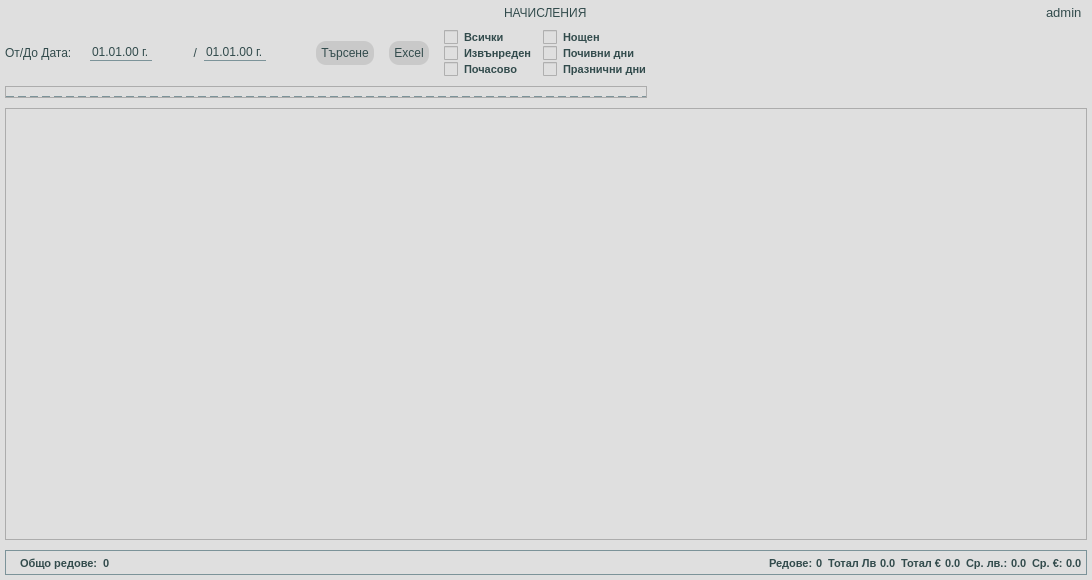
DevilPhp/WorkSalary.v01, file app/ui/widgets/customPaymentsWidget.ui: the form before one commit.
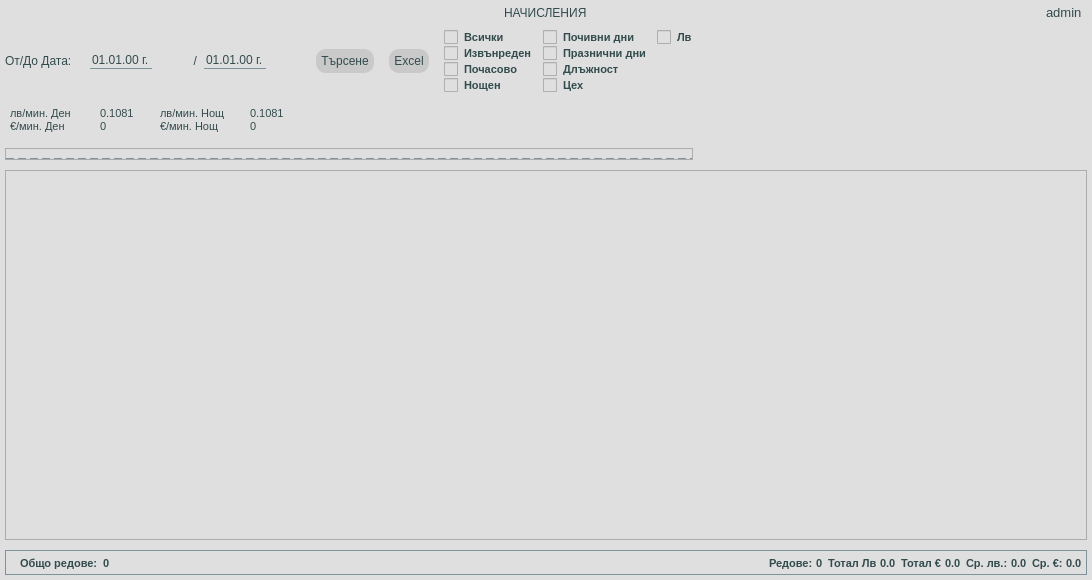
The form after the commit. Icons and pictures are not drawn.

```diff
--- a/app/ui/widgets/customPaymentsWidget.ui
+++ b/app/ui/widgets/customPaymentsWidget.ui
@@ -114,6 +114,11 @@
 	font-weight: 500;
 }
 
+#widget_11 *{
+	font-size: 8pt;
+	padding: 0px;
+}
+
 QComboBox{
 	background-color: #dfdfdf;
 	border-bottom: 2px solid #7c9399;
@@ -450,7 +455,7 @@
                          <second>0</second>
                          <year>1990</year>
                          <month>8</month>
-                         <day>26</day>
+                         <day>25</day>
                         </datetime>
                        </property>
                        <property name="displayFormat">
@@ -541,7 +546,7 @@
                          <second>0</second>
                          <year>1990</year>
                          <month>8</month>
-                         <day>28</day>
+                         <day>27</day>
                         </datetime>
                        </property>
                        <property name="displayFormat">
@@ -643,6 +648,13 @@
                    </property>
                   </widget>
                  </item>
+                 <item row="0" column="1">
+                  <widget class="QCheckBox" name="weekendDaysCheckBox">
+                   <property name="text">
+                    <string>Почивни дни</string>
+                   </property>
+                  </widget>
+                 </item>
                  <item row="2" column="0">
                   <widget class="QCheckBox" name="hourlyCheckBox">
                    <property name="text">
@@ -650,27 +662,48 @@
                    </property>
                   </widget>
                  </item>
-                 <item row="2" column="1">
+                 <item row="1" column="1">
                   <widget class="QCheckBox" name="holidaysCheckBox">
                    <property name="text">
                     <string>Празнични дни</string>
                    </property>
                   </widget>
                  </item>
-                 <item row="1" column="1">
-                  <widget class="QCheckBox" name="weekendDaysCheckBox">
-                   <property name="text">
-                    <string>Почивни дни</string>
-                   </property>
-                  </widget>
-                 </item>
-                 <item row="0" column="1">
+                 <item row="3" column="0">
                   <widget class="QCheckBox" name="nightTimeCheckBox">
                    <property name="text">
                     <string>Нощен</string>
                    </property>
                   </widget>
                  </item>
+                 <item row="3" column="1">
+                  <widget class="QCheckBox" name="placeCheckBox">
+                   <property name="text">
+                    <string>Цех</string>
+                   </property>
+                  </widget>
+                 </item>
+                 <item row="0" column="0">
+                  <widget class="QCheckBox" name="selectAllCheckBox">
+                   <property name="text">
+                    <string>Всички</string>
+                   </property>
+                  </widget>
+                 </item>
+                 <item row="2" column="1">
+                  <widget class="QCheckBox" name="positionCheckBox">
+                   <property name="text">
+                    <string>Длъжност</string>
+                   </property>
+                  </widget>
+                 </item>
+                 <item row="0" column="2">
+                  <widget class="QCheckBox" name="levaCheckBox">
+                   <property name="text">
+                    <string>Лв</string>
+                   </property>
+                  </widget>
+                 </item>
                 </layout>
                </item>
               </layout>
@@ -679,6 +712,111 @@
            </layout>
           </widget>
          </item>
+         <item alignment="Qt::AlignLeft">
+          <widget class="QWidget" name="widget_11" native="true">
+           <layout class="QHBoxLayout" name="horizontalLayout_10">
+            <property name="spacing">
+             <number>0</number>
+            </property>
+            <property name="leftMargin">
+             <number>5</number>
+            </property>
+            <property name="topMargin">
+             <number>5</number>
+            </property>
+            <property name="rightMargin">
+             <number>0</number>
+            </property>
+            <property name="bottomMargin">
+             <number>5</number>
+            </property>
+            <item>
+             <layout class="QGridLayout" name="gridLayout_2">
+              <item row="1" column="3">
+               <widget class="QLabel" name="euroPerMinNightLabel">
+                <property name="text">
+                 <string>0</string>
+                </property>
+               </widget>
+              </item>
+              <item row="1" column="1">
+               <widget class="QLabel" name="euroPerMinDayLabel">
+                <property name="text">
+                 <string>0</string>
+                </property>
+               </widget>
+              </item>
+              <item row="0" column="1">
+               <widget class="QLabel" name="levaPerMinDayLabel">
+                <property name="minimumSize">
+                 <size>
+                  <width>60</width>
+                  <height>0</height>
+                 </size>
+                </property>
+                <property name="text">
+                 <string>0.1081</string>
+                </property>
+               </widget>
+              </item>
+              <item row="1" column="0">
+               <widget class="QLabel" name="label_9">
+                <property name="text">
+                 <string>€/мин. Ден</string>
+                </property>
+               </widget>
+              </item>
+              <item row="0" column="3">
+               <widget class="QLabel" name="levaPerMinNightLabel">
+                <property name="minimumSize">
+                 <size>
+                  <width>60</width>
+                  <height>0</height>
+                 </size>
+                </property>
+                <property name="text">
+                 <string>0.1081</string>
+                </property>
+               </widget>
+              </item>
+              <item row="0" column="0">
+               <widget class="QLabel" name="label_7">
+                <property name="minimumSize">
+                 <size>
+                  <width>90</width>
+                  <height>0</height>
+                 </size>
+                </property>
+                <property name="text">
+                 <string>лв/мин. Ден</string>
+                </property>
+               </widget>
+              </item>
+              <item row="0" column="2">
+               <widget class="QLabel" name="label_35">
+                <property name="minimumSize">
+                 <size>
+                  <width>90</width>
+                  <height>0</height>
+                 </size>
+                </property>
+                <property name="text">
+                 <string>лв/мин. Нощ</string>
+                </property>
+               </widget>
+              </item>
+              <item row="1" column="2">
+               <widget class="QLabel" name="label_41">
+                <property name="text">
+                 <string>€/мин. Нощ</string>
+                </property>
+               </widget>
+              </item>
+             </layout>
+            </item>
+           </layout>
+          </widget>
+         </item>
          <item>
           <widget class="QFrame" name="optionsHolder_2">
            <property name="frameShape">
@@ -723,7 +861,7 @@
         <x>0</x>
         <y>0</y>
         <width>1080</width>
-        <height>420</height>
+        <height>345</height>
        </rect>
       </property>
       <layout class="QVBoxLayout" name="verticalLayout_12">
```
Left out of the diff: 7 changed lines with no effect on the pictures.
